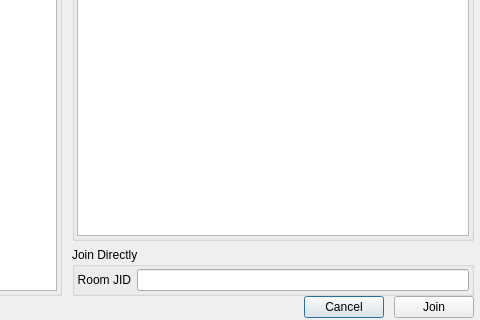
Old version of the form src/mucjoindialog.ui in the repository tfar/psi-soc2010; both pictures show x 346 to 826 and y 227 to 547 of the 826 by 547 pixel window.
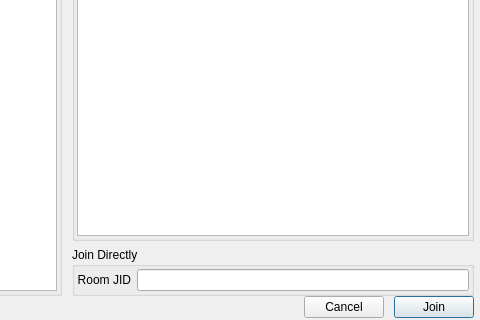
New version of the form. Custom widgets are drawn as their Qt base class.

```diff
--- a/src/mucjoindialog.ui
+++ b/src/mucjoindialog.ui
@@ -284,6 +284,12 @@
        <property name="text">
         <string>Join</string>
        </property>
+       <property name="default">
+        <bool>true</bool>
+       </property>
+       <property name="flat">
+        <bool>false</bool>
+       </property>
       </widget>
      </item>
     </layout>
```
